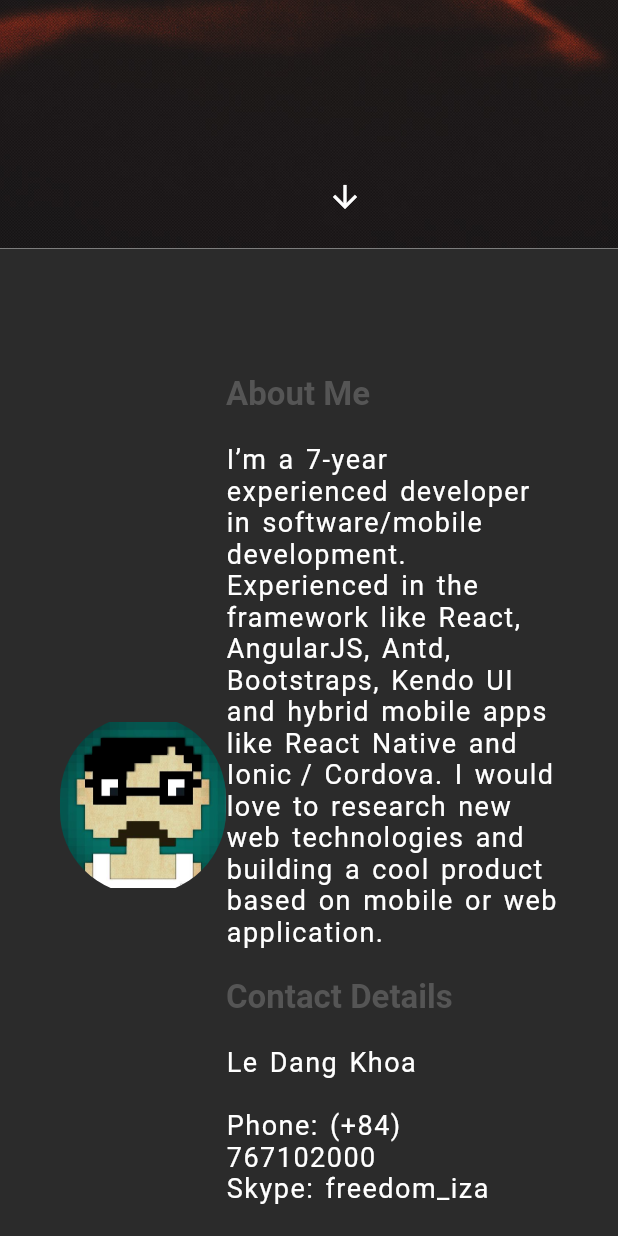
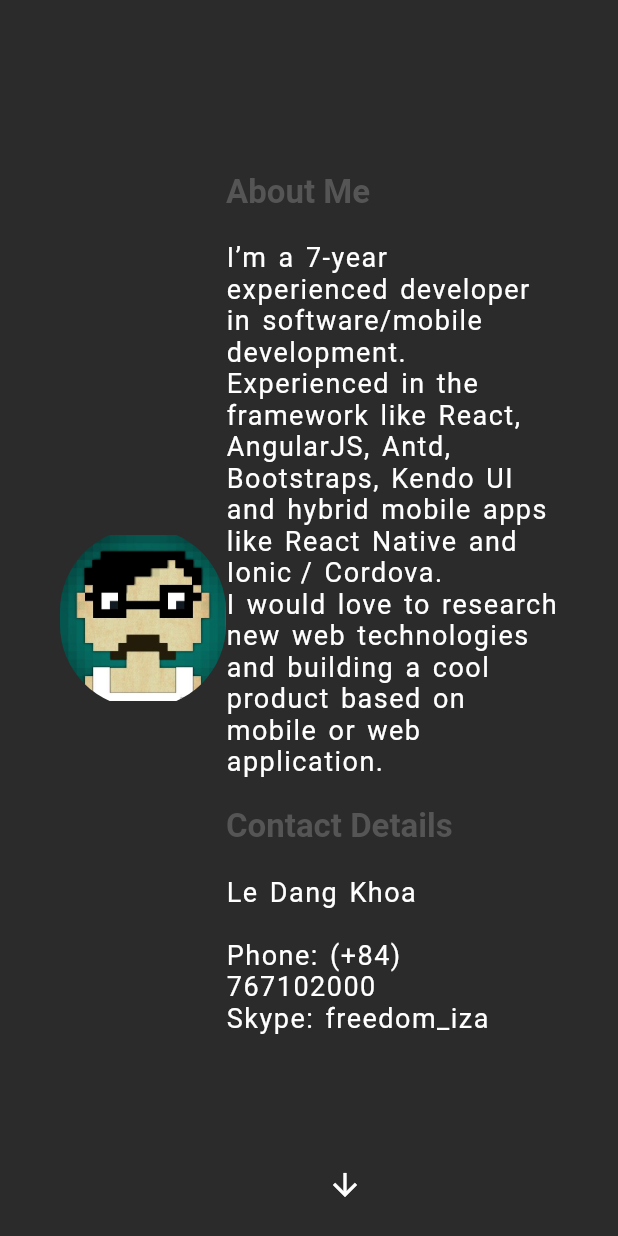
Before and after one commit to Freedomiza/flutter-cv, a Flutter app: the screen it shows after launch, scrolled down 576 dp, after a tap on the "arrow downward" icon, on a phone screen of 412 x 824 dp. Run offline on Flutter 3.47's test engine with Material 2 defaults, Android fonts, the phone set to English and light mode, and no system bars; our stand-ins replace websafe_svg; missing offline and left inert: dart:js.

```diff
--- a/lib/components/rounded_button.dart
+++ b/lib/components/rounded_button.dart
@@ -1,12 +1,10 @@
 import 'package:flutter/material.dart';
 
 class RoundedButton extends StatelessWidget {
-  const RoundedButton({
-    Key key,
-    this.icon,
-    this.onPress,
-  }) : super(key: key);
+  const RoundedButton({Key key, this.icon, this.onPress, this.color})
+      : super(key: key);
 
+  final color;
   final icon;
   final onPress;
   @override
@@ -15,7 +13,7 @@ class RoundedButton extends StatelessWidget {
       child: IconButton(
         icon: Icon(icon),
         onPressed: onPress,
-        color: Colors.white,
+        color: color != null ? color : Colors.white,
       ),
     );
   }
--- a/lib/ui/home.dart
+++ b/lib/ui/home.dart
@@ -6,24 +6,69 @@ import 'package:flutter/material.dart';
 
 import '../theme.dart';
 
-class HomePage extends StatelessWidget {
+class HomePage extends StatefulWidget {
   const HomePage({Key key}) : super(key: key);
+
+  @override
+  _HomePageState createState() => _HomePageState();
+}
+
+class _HomePageState extends State<HomePage> {
+  int pageIndex = 0;
+
+  PageController _controller = PageController(
+    initialPage: 0,
+  );
+
+  void nextPage(int index) {
+    setState(() {
+      if (index >= 0) {
+        pageIndex = index;
+      } else {
+        pageIndex = pageIndex + 1;
+      }
+      _controller.animateToPage(pageIndex,
+          duration: Duration(milliseconds: 400), curve: Curves.easeInOut);
+    });
+  }
+
+  @override
+  void dispose() {
+    _controller.dispose();
+    super.dispose();
+  }
 
   @override
   Widget build(BuildContext context) {
     return Scaffold(
-      appBar: null,
       //  AppBar(
       //   title: Text('App Bar'),
       //   backgroundColor: Colors.transparent,
       //   bottomOpacity: 0,
       //   // textTheme: context.,
       // ),
-      body: SingleChildScrollView(
+      body: PageView(
+        controller: _controller,
         scrollDirection: Axis.vertical,
-        child: Column(
-          children: [TopSection(), AboutMe(), MyWork(), MySkill()],
-        ),
+        physics: NeverScrollableScrollPhysics(),
+        children: [
+          TopSection(
+            onNext: nextPage,
+            pageIndex: 0,
+          ),
+          AboutMe(
+            onNext: nextPage,
+            pageIndex: 1,
+          ),
+          MyWork(
+            onNext: nextPage,
+            pageIndex: 2,
+          ),
+          MySkill(
+            onNext: nextPage,
+            pageIndex: 3,
+          )
+        ],
       ),
     );
   }
--- a/lib/ui/sections/about_me.dart
+++ b/lib/ui/sections/about_me.dart
@@ -1,4 +1,5 @@
 import 'package:cv_app/components/profile_section.dart';
+import 'package:cv_app/components/rounded_button.dart';
 import 'package:cv_app/components/section.dart';
 import 'package:cv_app/theme.dart';
 import 'package:flutter/gestures.dart';
@@ -6,18 +7,27 @@ import 'package:flutter/material.dart';
 import 'dart:js' as js;
 
 class AboutMe extends StatelessWidget {
-  const AboutMe({Key key}) : super(key: key);
-
+  const AboutMe({Key key, this.onNext, this.pageIndex}) : super(key: key);
+  final Function onNext;
+  final int pageIndex;
   @override
   Widget build(BuildContext context) {
+    double width = MediaQuery.of(context).size.width;
+
     return Section(
         backgroundColor: kBackgroundColor1,
         noConstraint: false,
-      child: Container(
+        child: Stack(
+          alignment: Alignment.center,
+          children: [
+            Container(
               width: double.infinity,
-        constraints: BoxConstraints(maxWidth: 1100),
+              constraints: BoxConstraints(maxWidth: kMaxWidth),
               padding: EdgeInsets.all(40),
+              alignment: Alignment.center,
               child: Row(
+                mainAxisAlignment: MainAxisAlignment.center,
+                crossAxisAlignment: CrossAxisAlignment.center,
                 children: [
                   Expanded(
                     flex: 1,
@@ -45,9 +55,9 @@ class AboutMe extends StatelessWidget {
                         children: [
                           ProfileSection(
                               title: "About Me",
-                        details:
-                            "I’m a 7-year experienced developer in software/mobile development." +
-                                "\nExperienced in the framework like React, AngularJS, Antd, Bootstraps, Kendo UI and hybrid mobile apps like React Native and Ionic / Cordova. I would love to research new web technologies and building a cool product based on mobile or web application."),
+                              details: "I’m a 7-year experienced developer in software/mobile development." +
+                                  "\nExperienced in the framework like React, AngularJS, Antd, Bootstraps, Kendo UI and hybrid mobile apps like React Native and Ionic / Cordova." +
+                                  "\nI would love to research new web technologies and building a cool product based on mobile or web application."),
                           ProfileSection(
                               title: "Contact Details",
                               extendedDetails: RichText(
@@ -62,8 +72,8 @@ class AboutMe extends StatelessWidget {
                                   recognizer: new TapGestureRecognizer()
                                     ..onTap = () {
                                       // launch('skype://freedom_iza');
-                                js.context
-                                    .callMethod("open", ["tel://+84767102000"]);
+                                      js.context.callMethod(
+                                          "open", ["tel://+84767102000"]);
                                     },
                                 ),
                                 TextSpan(
@@ -84,6 +94,16 @@ class AboutMe extends StatelessWidget {
                 ],
               ),
             ),
-    );
+            Positioned(
+              bottom: 10,
+              left: width / 2,
+              child: RoundedButton(
+                  icon: Icons.arrow_downward,
+                  onPress: () {
+                    onNext(pageIndex + 1);
+                  }),
+            )
+          ],
+        ));
   }
 }
--- a/lib/ui/sections/top-section.dart
+++ b/lib/ui/sections/top-section.dart
@@ -7,27 +7,33 @@ import 'dart:js' as js;
 
 import '../../theme.dart';
 
-final List<Map<String, String>> headerItems = [
-  {"title": "Home", "url": "/"},
-  {"title": "About", "url": "/"},
-  {"title": "Resume", "url": "/"},
-  {"title": "My Work", "url": "/"},
+final List<Map<String, dynamic>> headerItems = [
+  {"title": "Home", "index": 0},
+  {"title": "About", "index": 1},
+  {"title": "My Work", "index": 2},
+  {"title": "My Skill", "index": 3},
 ];
 
 class TopSection extends StatelessWidget {
-  const TopSection({Key key}) : super(key: key);
+  const TopSection({Key key, this.onNext, this.pageIndex}) : super(key: key);
 
+  final Function onNext;
+  final int pageIndex;
   @override
   Widget build(BuildContext context) {
     // double height = MediaQuery.of(context).size.height * 0.9;
     double width = MediaQuery.of(context).size.width;
     return Section(
         backgroundImg: "assets/images/header-background.jpg",
-      child: Column(
-        mainAxisSize: MainAxisSize.min,
+        child: Stack(
+          alignment: Alignment.center,
           children: [
-          Container(
+            Positioned(
+              top: 10,
+              child: Container(
                 height: 60,
+                width: double.infinity,
+                alignment: Alignment.center,
                 constraints: BoxConstraints(maxWidth: kMaxWidth),
                 child: Row(
                   mainAxisAlignment: MainAxisAlignment.center,
@@ -36,12 +42,13 @@ class TopSection extends StatelessWidget {
                       headerItems.length,
                       (index) => (HeaderButton(
                             title: headerItems[index]["title"],
-                        onPress: () {},
+                            onPress: () {
+                              onNext(headerItems[index]['index']);
+                            },
                           ))),
                 ),
               ),
-          Expanded(
-              child: Stack(children: [
+            ),
             Container(
                 constraints: BoxConstraints(maxWidth: kMaxWidth),
                 child: Column(
@@ -68,7 +75,7 @@ class TopSection extends StatelessWidget {
                         textBaseline: TextBaseline.alphabetic,
                         children: [
                           SVGButton(
-                            iconUrl: 'images/svg/linkedin.svg',
+                            iconUrl: 'assets/images/svg/linkedin.svg',
                             onPress: () {
                               js.context.callMethod("open", [
                                 "https://www.linkedin.com/in/khoa-le-b31b22a8/"
@@ -79,7 +86,7 @@ class TopSection extends StatelessWidget {
                             width: 12,
                           ),
                           SVGButton(
-                            iconUrl: 'images/svg/github.svg',
+                            iconUrl: 'assets/images/svg/github.svg',
                             onPress: () {
                               js.context.callMethod(
                                   "open", ["https://github.com/Freedomiza"]);
@@ -92,12 +99,15 @@ class TopSection extends StatelessWidget {
                 )),
             Positioned(
               bottom: 10,
-              left: width / 2,
-              child: RoundedButton(icon: Icons.arrow_downward, onPress: () {}),
+              left: width / 2 - 20,
+              child: RoundedButton(
+                  icon: Icons.arrow_downward,
+                  onPress: () {
+                    onNext(pageIndex + 1);
+                  }),
             )
-          ])),
           ],
-      ),
+        )
         // height: height,
         );
   }
--- a/pubspec.yaml
+++ b/pubspec.yaml
@@ -48,6 +48,7 @@ flutter:
   # To add assets to your application, add an assets section, like this:
   assets:
     - assets/images/
+    - assets/images/svg/
     - assets/fonts/
 
   # An image asset can refer to one or more resolution-specific "variants", see
```
Also changed, not shown: lib/ui/sections/my_skill.dart (+27 -5 lines), lib/ui/sections/my_work.dart (+37 -12 lines), 3 other files. Lines whose indentation alone changed are shown as unchanged.
